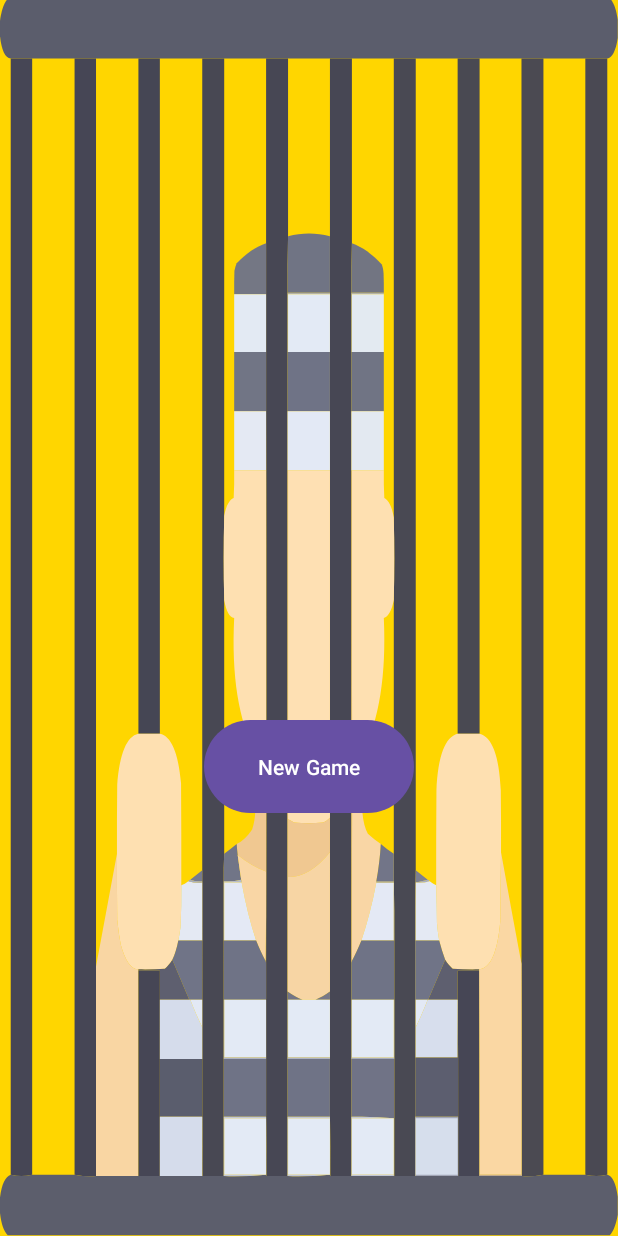
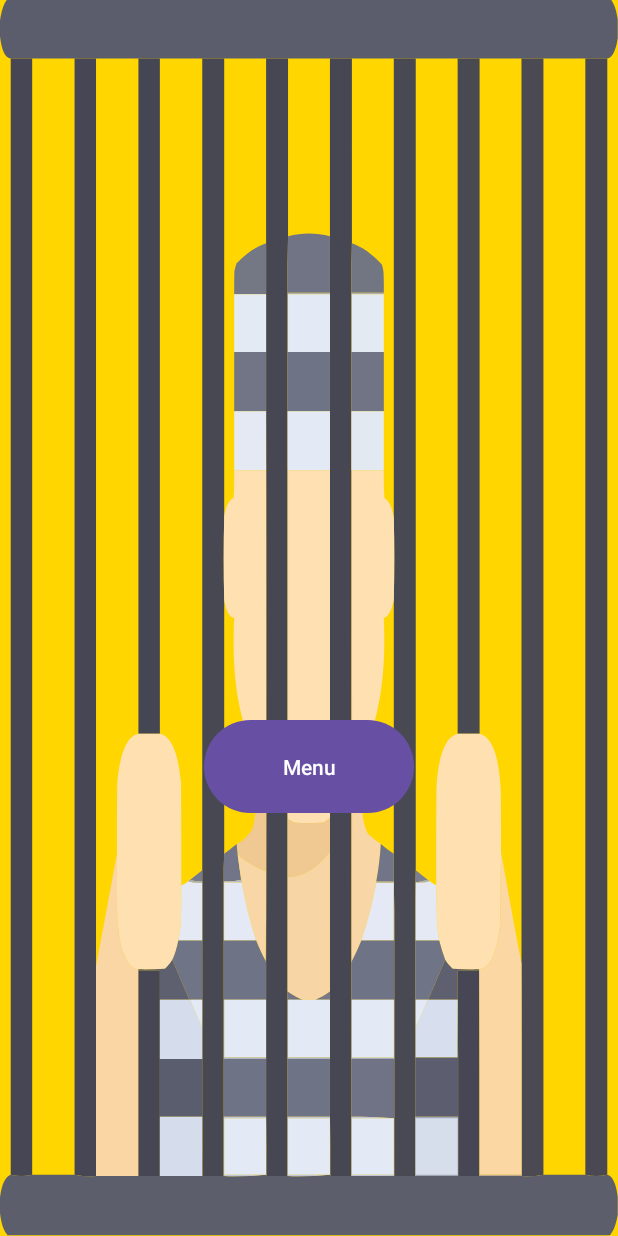
Before and after one commit to nSella10/Thief_Escape, an Android app: the EndGameActivity screen opened directly, with no data from a screen before it, on a phone screen of 412 x 824 dp. Run offline under Robolectric (Android 15) with nearby library versions, the phone set to English and light mode, and no system bars.

Commit message:
Thief-Escape menu button

```diff
--- a/app/src/main/res/layout/activity_end_game.xml
+++ b/app/src/main/res/layout/activity_end_game.xml
@@ -42,7 +42,7 @@
         android:layout_centerInParent="true"
         android:layout_below="@id/end_LBL_game"
         android:layout_marginTop="@dimen/default_margin"
-       android:text ="New Game"
+       android:text ="Menu"
         android:textColor="@color/white"
          >
     </com.google.android.material.button.MaterialButton>
```
